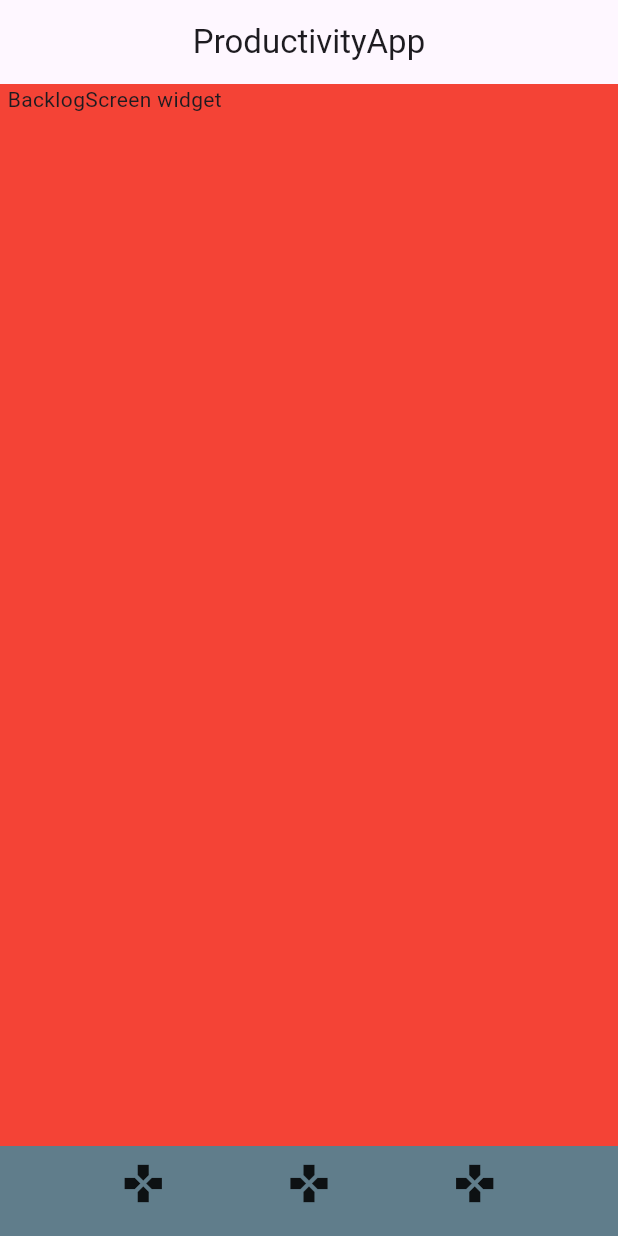
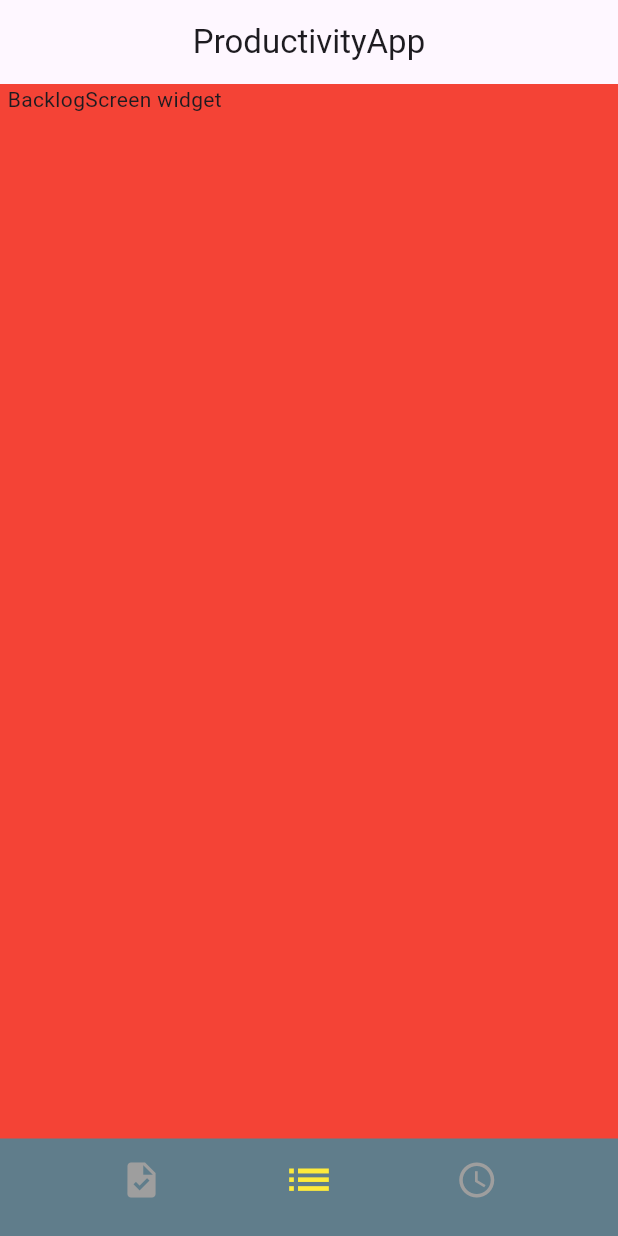
Before and after one commit to JoseYe628/productivity_app, a Flutter app: the screen it shows after launch, item 2 of the bottom bar chosen, on a phone screen of 412 x 824 dp. Run offline on Flutter 3.47's test engine with Material 3 defaults, Android fonts, the phone set to English and light mode, and no system bars; our stand-ins replace flutter_bloc.

Commit message:
CustomBottomBar: solución de bug de primer item del snack

```diff
--- a/lib/screens/home/home_screen.dart
+++ b/lib/screens/home/home_screen.dart
@@ -53,16 +53,22 @@ class _BottomNav extends StatelessWidget {
     return CustomBottomNavigationBar(
       items: [
         CustomBottomNavigationItem(
+          icon: Icons.task,
+          index: 0,
           callback: (){
             homeRouteCubit.setIndex(0);
           },
         ),
         CustomBottomNavigationItem(
+          icon: Icons.list,
+          index: 1,
           callback: (){
             homeRouteCubit.setIndex(1);
           },
         ),
         CustomBottomNavigationItem(
+          icon: Icons.schedule,
+          index: 2,
           callback: (){
             homeRouteCubit.setIndex(2);
           },
--- a/lib/widgets/custom_bottom_navigation_bar/custom_bottom_navigation_bar.dart
+++ b/lib/widgets/custom_bottom_navigation_bar/custom_bottom_navigation_bar.dart
@@ -30,17 +30,15 @@ class _CustomBottomNavigationBarState extends State<CustomBottomNavigationBar> w
   @override
   void initState() {
     int lenItems = widget.items.length;
-
-    print(deviceWidth);
     double itemWidth = 30;
     double remainder = (deviceWidth - (lenItems*itemWidth))/(lenItems + 1);
     setState(() {
       currentPointA = remainder;
       currentPointB = remainder + itemWidth;
     });
-    controller = AnimationController(duration: Duration(milliseconds: 500), vsync: this);
-    animationPointA = Tween(begin: currentPointA+20, end: currentPointB+10).animate(controller);
-    animationPointB = Tween(begin: currentPointA+20, end: currentPointB+10).animate(controller);
+    controller = AnimationController(duration: Duration(milliseconds: 400), vsync: this);
+    animationPointA = Tween(begin: currentPointA, end: currentPointB).animate(CurvedAnimation(parent: controller, curve: Curves.linear));
+    animationPointB = Tween(begin: currentPointA, end: currentPointB).animate(CurvedAnimation(parent: controller, curve: Curves.fastOutSlowIn));
     controller.addListener((){
       setState(() {
         currentPointA = animationPointA.value;
@@ -82,8 +80,8 @@ class _CustomBottomNavigationBarState extends State<CustomBottomNavigationBar> w
 
 
     return Container(
-      //height: 60,
-      padding: const EdgeInsets.symmetric(vertical: 5),
+      height: 65,
+      padding: const EdgeInsets.only(top: 5, bottom: 4),
       color: Colors.blueGrey,
       child: BlocListener<HomeRouteCubit, int>(
         listener: (context, routeIndex) {
@@ -92,9 +90,13 @@ class _CustomBottomNavigationBarState extends State<CustomBottomNavigationBar> w
         child: Column(
           mainAxisSize: MainAxisSize.min,
           children: [
-            Row(
-              mainAxisAlignment: MainAxisAlignment.spaceEvenly,
-              children: widget.items,
+            Container(
+              height: 45,
+              child: Row(
+                mainAxisAlignment: MainAxisAlignment.spaceEvenly,
+                crossAxisAlignment: CrossAxisAlignment.center,
+                children: widget.items,
+              ),
             ),
             SnackNavigation(pointA: currentPointA, pointB: currentPointB,)
           ],
--- a/lib/widgets/custom_bottom_navigation_bar/widgets/custom_bottom_navigation_item.dart
+++ b/lib/widgets/custom_bottom_navigation_bar/widgets/custom_bottom_navigation_item.dart
@@ -1,22 +1,81 @@
 
 import 'package:flutter/material.dart';
+import 'package:flutter_bloc/flutter_bloc.dart';
+import 'package:productivity_app/blocs/blocs.dart';
 
-class CustomBottomNavigationItem extends StatelessWidget {
-  const CustomBottomNavigationItem({super.key, required this.callback});
+class CustomBottomNavigationItem extends StatefulWidget {
+  const CustomBottomNavigationItem({super.key, required this.callback, required this.icon, required this.index});
 
   final VoidCallback callback;
+  final IconData icon;
+  final int index;
+
+  @override
+  State<CustomBottomNavigationItem> createState() => _CustomBottomNavigationItemState();
+}
+
+class _CustomBottomNavigationItemState extends State<CustomBottomNavigationItem> with TickerProviderStateMixin {
+
+  late AnimationController controller;
+  late Animation<Color?> animationColor;
+  late Animation<double> animationSize;
+
+  late double iconSize;
+  late Color? iconColor;
+
+  @override
+  void initState() {
+    iconSize = widget.index == 0 ? 35.0 : 28.0;
+    iconColor = widget.index == 0 ? Colors.yellowAccent : Colors.grey;
+    controller = AnimationController(vsync:this, duration: const Duration(milliseconds: 300));
+    animationColor = ColorTween(begin: Colors.grey, end: Colors.yellow).animate(controller);
+    animationSize = Tween(begin: 28.0, end: 35.0).animate(controller);
+    setState(() {});
+    controller.addListener((){
+      if(widget.index == 0){ print(controller.value); }
+      setState((){
+        iconColor = animationColor.value;
+        iconSize = animationSize.value;
+      });
+    });
+    super.initState();
+  }
+
+  void iconToggle(int currentRouteIndex){
+    if(widget.index == currentRouteIndex){
+      controller.forward();
+    } else {
+      if(iconColor == Colors.yellowAccent){
+        controller.reverse(from: 1.0);
+      } else {
+        controller.reverse();
+      }
+    }
+  }
+
+  @override
+  void dispose() {
+    super.dispose();
+    controller.dispose();
+  }
 
   @override
   Widget build(BuildContext context){
     return InkWell(
+      onTap: widget.callback,
       child: Container(
-        margin: EdgeInsets.symmetric(vertical: 5),
-        child: Icon(
-          Icons.games,
-          size: 30,
+        margin: const EdgeInsets.symmetric(vertical: 5),
+        child: BlocListener<HomeRouteCubit, int>(
+          listener: (context, routeIndex){
+            iconToggle(routeIndex);
+          },
+          child: Icon(
+            widget.icon,
+            size: iconSize,
+            color: iconColor,
+          ),
         ),
       ),
-      onTap: callback,
     );
   }
 }
```
